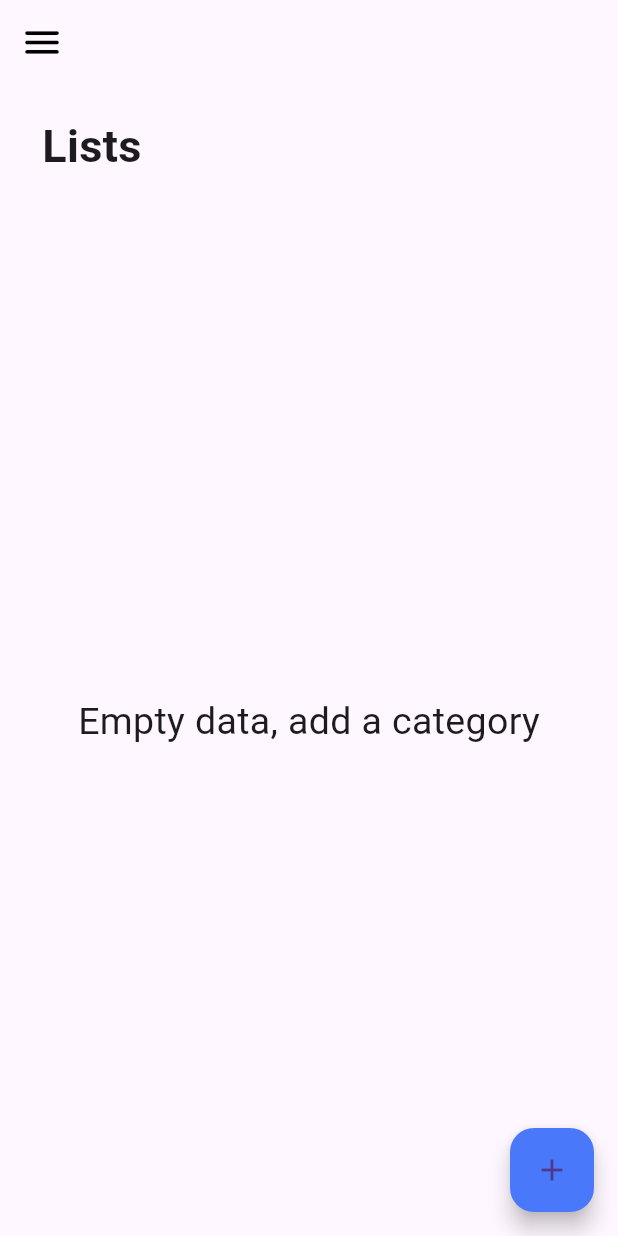
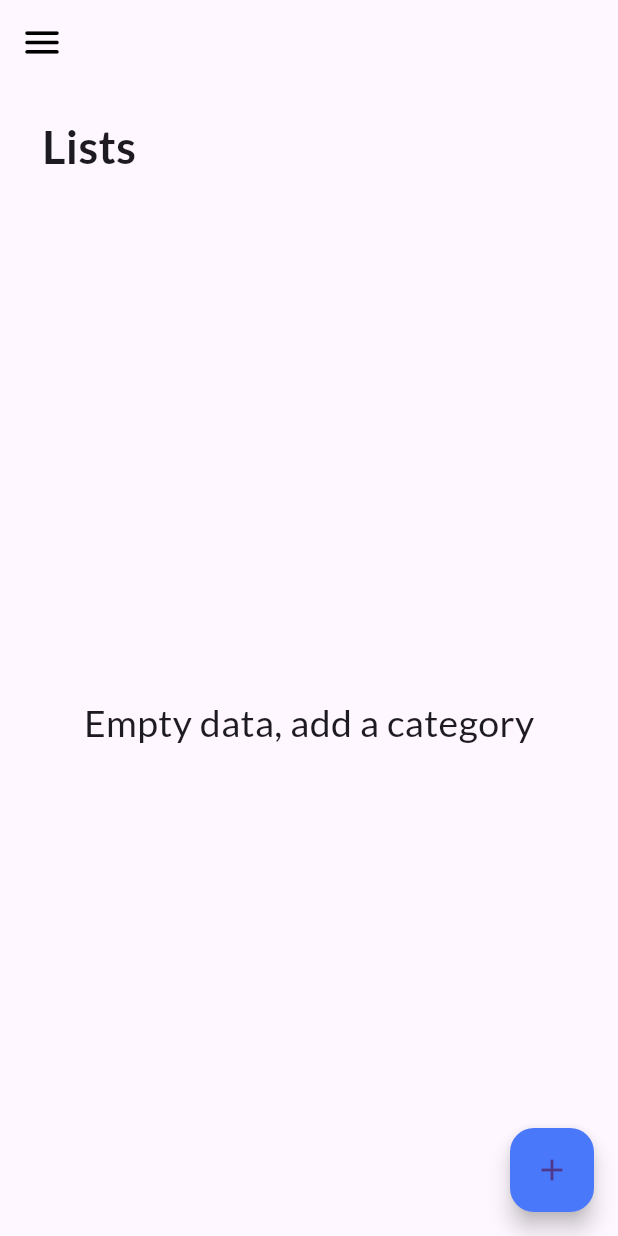
Before and after one commit to FabianVarela/crud_todo_app, a Flutter app: the screen it shows after launch, on a phone screen of 412 x 824 dp. Run offline on Flutter 3.47's test engine with Material 3 defaults, Android fonts, the phone set to English and light mode, and no system bars; our stand-ins replace cloud_firestore, cupertino_ui, equatable, firebase_core, flutter_hooks, flutter_slidable and 4 more; missing offline and left inert: context_menus, dart_emoji, window_manager; accounts and stored records are empty; generated files the repository leaves out were written again.

Commit message:
Update google_font package and enable text theme

```diff
--- a/lib/app.dart
+++ b/lib/app.dart
@@ -3,6 +3,7 @@ import 'dart:async';
 import 'package:crud_todo_app/common/adaptive_contextual_layout.dart';
 import 'package:crud_todo_app/dependency/dependency.dart';
 import 'package:flutter/foundation.dart';
+import 'package:google_fonts/google_fonts.dart';
 import 'package:hooks_riverpod/hooks_riverpod.dart';
 import 'package:material_ui/material_ui.dart';
 import 'package:window_manager/window_manager.dart';
@@ -20,8 +21,7 @@ final class TodoApp extends ConsumerWidget {
     return MaterialApp.router(
       theme: ThemeData(
         visualDensity: VisualDensity.adaptivePlatformDensity,
-        // TODO(FV): Wait for https://github.com/flutter/packages/pull/12489
-        // textTheme: GoogleFonts.latoTextTheme(Theme.of(context).textTheme),
+        textTheme: GoogleFonts.latoTextTheme(Theme.of(context).textTheme),
       ),
       onGenerateTitle: (_) {
         if (!kIsWeb && currentDevice == .desktop) {
--- a/pubspec.yaml
+++ b/pubspec.yaml
@@ -23,7 +23,7 @@ dependencies:
   flutter_web_plugins:
     sdk: flutter
   freezed_annotation: ^3.1.0
-  google_fonts: ^8.2.1
+  google_fonts: ^9.0.0
   hooks_riverpod: ^3.4.3
   intl: ^0.20.3
   json_annotation: ^4.12.0
```
Also changed, not shown: pubspec.lock.
